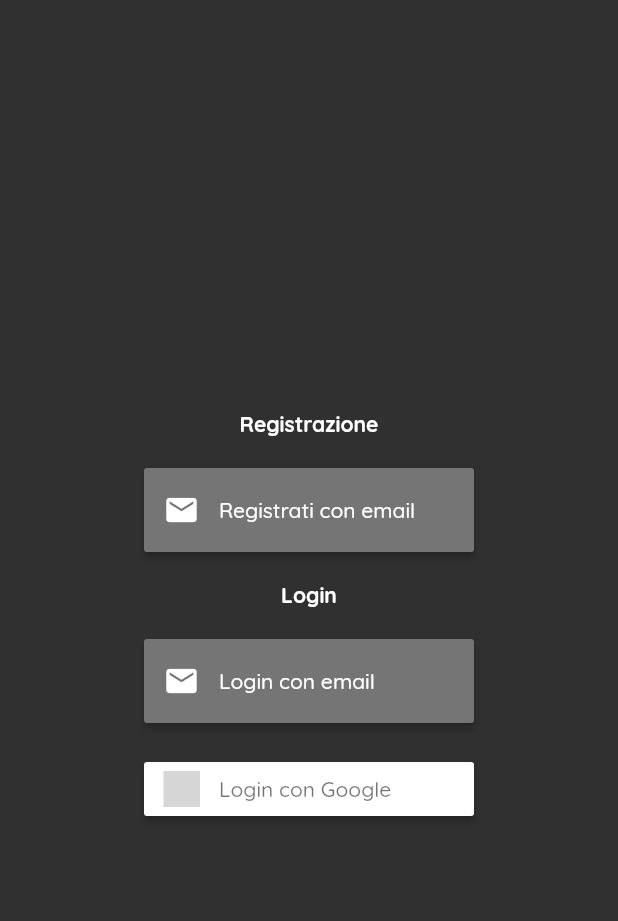
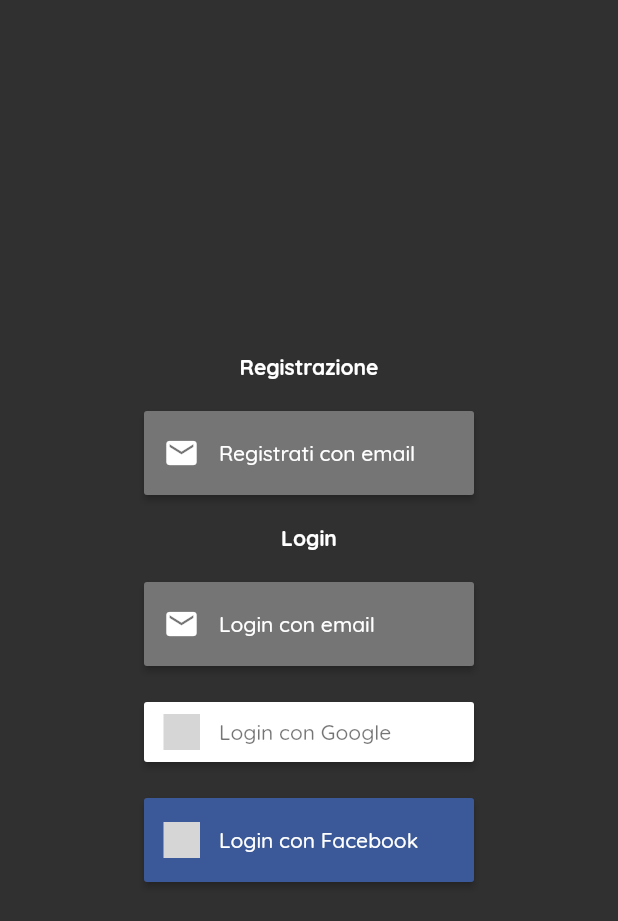
Before and after one commit to AndreaBasile97/flutterfooddelivery, a Flutter app: the screen it shows after launch, on a phone screen of 412 x 824 dp. Shown: the top 921 px of the screen. Run offline on Flutter 3.47's test engine with Material 2 defaults, Android fonts, the light colour scheme and no system bars; our stand-ins replace email_validator, firebase_auth, firebase_core, flutter_signin_button, google_sign_in; missing offline and left inert: flutter_facebook_login; accounts and stored records are empty; grey boxes are pictures that could not be loaded.

Commit message:
facebook login completato

```diff
--- a/fooddelivery/lib/interactive/google_sign_in_button.dart
+++ b/fooddelivery/lib/interactive/google_sign_in_button.dart
@@ -17,6 +17,7 @@
     return SignInButton(
       Buttons.Google,
       text: "Login con Google",
+      padding: EdgeInsets.only(top: 8, bottom: 8),
       onPressed: () async {
         setState(() {});
 
--- a/fooddelivery/lib/screens/login_screen.dart
+++ b/fooddelivery/lib/screens/login_screen.dart
@@ -53,16 +53,16 @@
               },
             )),
         Padding(padding: EdgeInsets.all(10.0), child: GoogleSignInButton()),
-        // Padding(
-        //     padding: EdgeInsets.all(10.0),
-        //     child: SignInButton(
-        //       Buttons.Facebook,
-        //       text: "Login con Facebook",
-        //       padding: EdgeInsets.only(top: 16, bottom: 16),
-        //       onPressed: () async {
-        //         Authentication.signInWithFacebook();
-        //       },
-        //     ))
+        Padding(
+            padding: EdgeInsets.all(10.0),
+            child: SignInButton(
+              Buttons.Facebook,
+              text: "Login con Facebook",
+              padding: EdgeInsets.only(top: 16, bottom: 16),
+              onPressed: () async {
+                Authentication.signInWithFacebook();
+              },
+            ))
       ]),
     ));
   }
--- a/fooddelivery/pubspec.yaml
+++ b/fooddelivery/pubspec.yaml
@@ -28,7 +28,7 @@
   flutter_signin_button: ^1.0.0
   google_sign_in: ^5.0.7
   email_validator: '^1.0.6'
-  flutter_facebook_auth : "^3.5.0"
+  flutter_facebook_login: ^3.0.0
   #firebase_analytics: ^5.0.2
   firebase_auth: ^3.0.1
   cloud_firestore: ^2.4.0
@@ -37,6 +37,7 @@
   # The following adds the Cupertino Icons font to your application.
   # Use with the CupertinoIcons class for iOS style icons.
   cupertino_icons: ^1.0.2
+  http: ^0.13.3
 
 dev_dependencies:
   flutter_test:
```
Also changed, not shown: fooddelivery/lib/backend/authentication.dart (+14 -21 lines), fooddelivery/pubspec.lock, 3 other files.
